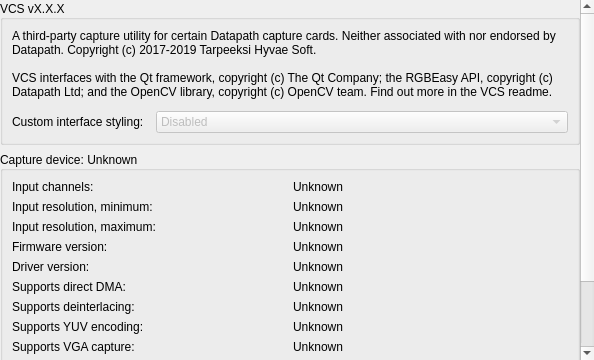
Before: the Qt Designer form src/display/qt/widgets/ui/control_panel_about_widget.ui in mrehkopf/vcs, drawn with Qt 5.
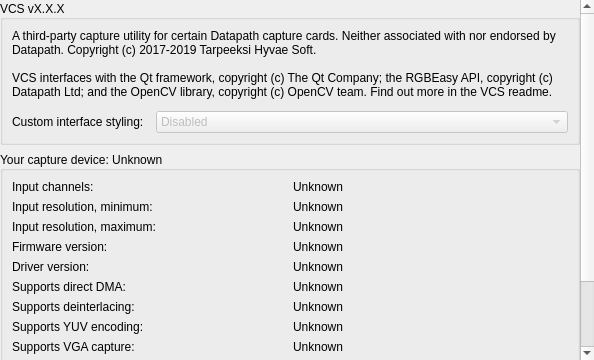
After: the same form once the commit is applied.

Commit message:
Node graph: Only allow rubberband-dragging when...
...the user clicks on the scene's background.

The edit to the form file:
```diff
--- a/src/display/qt/widgets/ui/control_panel_about_widget.ui
+++ b/src/display/qt/widgets/ui/control_panel_about_widget.ui
@@ -141,7 +141,7 @@
           <bool>true</bool>
          </property>
          <property name="title">
-          <string>Capture device: Unknown</string>
+          <string>Your capture device: Unknown</string>
          </property>
          <property name="alignment">
           <set>Qt::AlignLeading|Qt::AlignLeft|Qt::AlignVCenter</set>
```
The commit also changes 2 other files.
